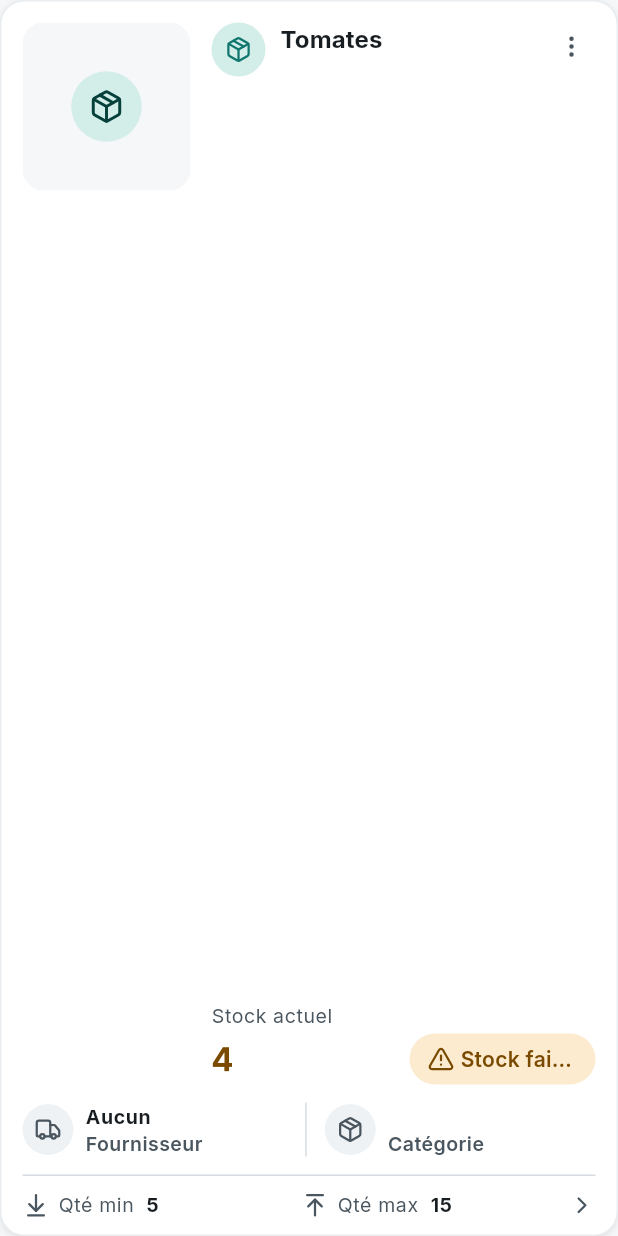
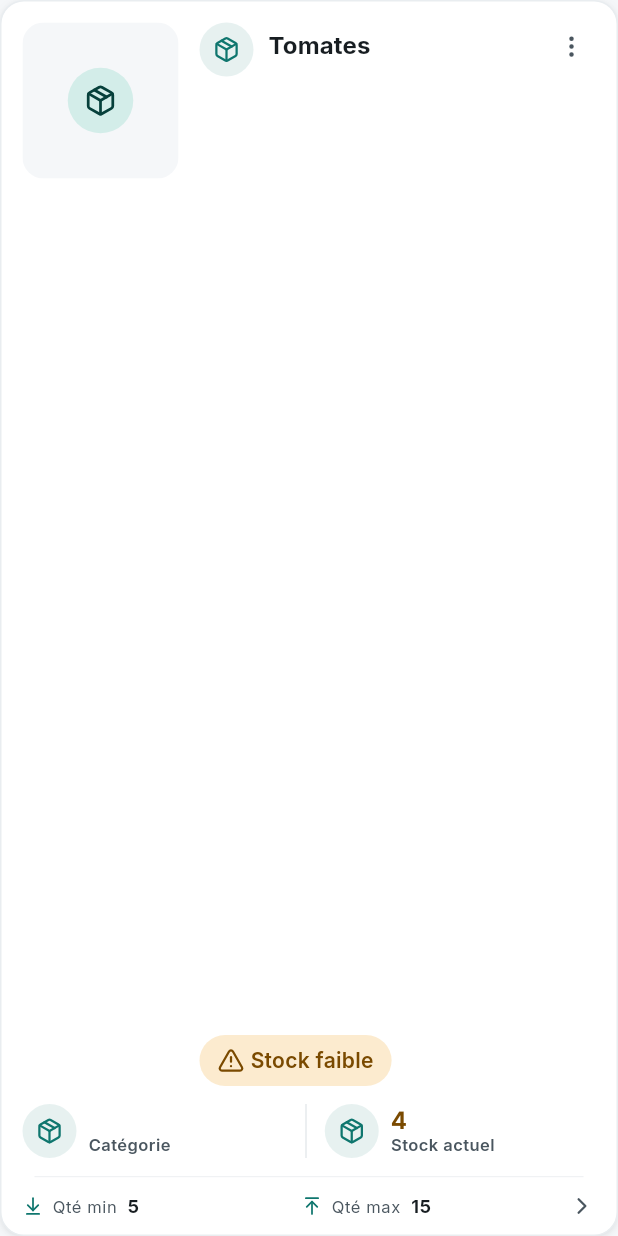
Before and after one commit to 2tay/restaurant_management, a Flutter app: the ItemCard widget shown alone on an empty page, opened directly with empty values, on a phone screen of 412 x 824 dp. Run offline on Flutter 3.47's test engine with Material 3 defaults, Android fonts, the phone set to English and light mode, and no system bars; our stand-ins replace clock, connectivity_plus, drift, drift_flutter, file_picker, firebase_core and 8 more; missing offline and left inert: mobile_scanner; accounts and stored records are empty; generated files the repository leaves out were written again; project files that could hold a hidden picture were left out.

Commit message:
Produits : carte révisée, tableau sans défilement horizontal, pas de bascule sur téléphone
- Carte : plus de fournisseur ; ligne Catégorie | Stock actuel ; nom en
  en-tête et statut en bas à droite de la photo ; icônes dans la pastille
  verte des KPI du personnel ; filet au-dessus de Qté min / Qté max plus fin,
  plus court et translucide ; libellés réduits.
- « Stock faible uniquement » : bord rouge en haut de chaque carte.
- Téléphone : plus de bascule grille / tableau, les cartes seulement.
- Tableau : plus de défilement horizontal (DataTableWrapper.scrollable),
  colonnes resserrées, réduit à la largeur si le contenu la dépasse.

Co-Authored-By: Claude Opus 5.5 <noreply@anthropic.com>

```diff
--- a/lib/features/inventory/presentation/pages/inventory_list_page.dart
+++ b/lib/features/inventory/presentation/pages/inventory_list_page.dart
@@ -324,12 +324,15 @@ class _ListPane extends ConsumerWidget {
                     storeHasItems: filter.hasActiveFilters,
                     onClearFilters: notifier.clear,
                   )
-                : viewMode == InventoryViewMode.grid
+                // No table on a phone: the toggle is gone there, and the
+                // cards are the one view.
+                : viewMode == InventoryViewMode.grid || context.isPhone
                 ? _CatalogueGrid(
                     rows: rows,
                     onTap: onTap,
                     selectedId: selectedId,
                     sort: filter.sort,
+                    lowStockOnly: filter.lowStockOnly,
                   )
                 : _ProductTable(
                     rows: rows,
@@ -506,14 +509,14 @@ class _ListControls extends StatelessWidget {
                 // view toggle beside it is two 48dp squares that cannot
                 // shrink, so the pill's label is the only thing left that can
                 // — and `FilterPill` ellipsizes once something bounds it.
+                // No grid / table toggle on a phone: the cards are the one
+                // view there.
                 Flexible(
                   child: _LowStockToggle(
                     active: filter.lowStockOnly,
                     onTap: notifier.toggleLowStockOnly,
                   ),
                 ),
-                const SizedBox(width: AppSpacing.sm),
-                _ViewModeToggle(mode: viewMode, onSelected: onViewMode),
               ],
             ),
           ],
@@ -663,11 +666,15 @@ class _CatalogueGrid extends StatefulWidget {
     required this.onTap,
     required this.selectedId,
     required this.sort,
+    this.lowStockOnly = false,
   });
 
   final List<ItemRowView> rows;
   final ValueChanged<String> onTap;
   final String? selectedId;
+
+  /// « Stock faible uniquement » is on: every card gets a red top edge.
+  final bool lowStockOnly;
 
   /// Whether the cards are in the order the screen chose or in one the user
   /// asked for.
@@ -697,6 +704,7 @@ class _CatalogueGridState extends State<_CatalogueGrid> {
         rows: widget.rows,
         onTap: widget.onTap,
         selectedId: widget.selectedId,
+        lowStockOnly: widget.lowStockOnly,
       );
     }
 
@@ -721,6 +729,7 @@ class _CatalogueGridState extends State<_CatalogueGrid> {
               rows: grouped[category]!,
               onTap: widget.onTap,
               selectedId: widget.selectedId,
+              lowStockOnly: widget.lowStockOnly,
             ),
           ],
         ],
@@ -811,11 +820,13 @@ class _ProductGrid extends StatelessWidget {
     required this.rows,
     required this.onTap,
     required this.selectedId,
+    this.lowStockOnly = false,
   });
 
   final List<ItemRowView> rows;
   final ValueChanged<String> onTap;
   final String? selectedId;
+  final bool lowStockOnly;
 
   @override
   Widget build(BuildContext context) {
@@ -849,6 +860,7 @@ class _ProductGrid extends StatelessWidget {
             return ItemCard(
               view: row,
               selected: selectedId == row.item.id,
+              alertEdge: lowStockOnly,
               onTap: () => onTap(row.item.id),
             );
           },
@@ -913,6 +925,10 @@ class _ProductTable extends StatelessWidget {
 
         return DataTableWrapper(
           minWidth: width,
+          // The secondary columns drop out as the width shrinks, so the
+          // table never needs to scroll sideways.
+          scrollable: false,
+          columnSpacing: AppSpacing.xl,
           sortColumnIndex: sortIndex,
           sortAscending: ascending,
           columns: [
@@ -981,9 +997,9 @@ class _ProductTable extends StatelessWidget {
       cells: [
         DataCell(
           ConstrainedBox(
-            // What the other columns leave, so a phone does not scroll.
+            // A long name ellipsizes rather than widening the table.
             constraints: BoxConstraints(
-              maxWidth: (width * 0.45).clamp(120.0, 320.0),
+              maxWidth: (width * 0.4).clamp(120.0, 240.0),
             ),
             child: Row(
               mainAxisSize: MainAxisSize.min,
--- a/lib/features/inventory/presentation/widgets/item_card.dart
+++ b/lib/features/inventory/presentation/widgets/item_card.dart
@@ -1,5 +1,4 @@
 import 'package:flutter/material.dart';
-import 'package:flutter_riverpod/flutter_riverpod.dart';
 import 'package:lucide_icons_flutter/lucide_icons.dart';
 
 import '../../../../app/navigation.dart';
@@ -9,7 +8,6 @@ import '../../../../core/theme/app_spacing.dart';
 import '../../../../core/theme/app_typography.dart';
 import '../../../../core/utils/formatters.dart';
 import '../../../../core/utils/stock_status.dart';
-import '../../../../data/providers.dart';
 import '../../../../data/view_models/view_models.dart';
 import '../../../../l10n/app_localizations.dart';
 import '../../../../models/models.dart';
@@ -19,10 +17,10 @@ import 'product_wizard_dialog.dart';
 /// The height of a product card, before the user's type size.
 ///
 /// Stated rather than derived, and the grid uses it as each tile's height —
-/// see [ItemCard]. It covers the top row (the photo beside the name, the
-/// category and « Stock actuel »), the supplier / category row, and the
-/// Qté min / Qté max footer.
-const double itemCardHeight = 236;
+/// see [ItemCard]. It covers the top row (the photo beside the name and the
+/// status), the category / « Stock actuel » row, and the Qté min / Qté max
+/// footer.
+const double itemCardHeight = 220;
 
 /// [itemCardHeight] grown for the user's current type size.
 ///
@@ -36,53 +34,75 @@ double itemCardHeightFor(BuildContext context) {
 
 /// The photo's largest side: the top row is usually shorter, and then the
 /// photo is as tall as the row.
-const double _photoMaxSide = 112;
+const double _photoMaxSide = 104;
+
+/// The red edge across the top of a card while « Stock faible uniquement »
+/// is on.
+const double _alertEdgeHeight = 3;
+
+/// The captions under a value, and the footer's labels: a step under
+/// `bodySmall`, so the figures carry the card.
+const double _captionSize = 11;
 
 /// One product in the catalogue grid, laid out like the mock-up:
 ///
-/// - **Top:** the photo on the left; on the right the category's round icon,
-///   the name and the category, the ⋮ menu, then « Stock actuel » over the
-///   quantity — in the colour of its status, legible from a step back — with
-///   the status pill beside it.
-/// - **Middle:** the default supplier and the category, each beside a round
-///   icon, split by a hairline.
+/// - **Top:** the photo on the left; on the right the category's icon, the
+///   name and the ⋮ menu, with the status pill at the bottom.
+/// - **Middle:** the category and « Stock actuel » — the quantity in the
+///   colour of its status, legible from a step back — each beside an icon,
+///   split by a hairline.
 /// - **Footer:** the minimum and the maximum quantity, and a chevron that says
 ///   the card opens.
+///
+/// The icons sit in the round green wash of the personnel pages' KPI tiles
+/// ([StatTile]).
+///
+/// [alertEdge] draws a red edge across the top — the catalogue sets it while
+/// « Stock faible uniquement » is on.
 ///
 /// **Nothing here sizes itself.** The grid hands every tile
 /// [itemCardHeightFor]; the top row takes what the fixed middle and footer
 /// leave, and the photo is as tall as that row (at most [_photoMaxSide]).
-class ItemCard extends ConsumerWidget {
+class ItemCard extends StatelessWidget {
   const ItemCard({
     required this.view,
     required this.onTap,
     this.selected = false,
+    this.alertEdge = false,
     super.key,
   });
 
   final ItemRowView view;
   final VoidCallback onTap;
   final bool selected;
+  final bool alertEdge;
 
   @override
-  Widget build(BuildContext context, WidgetRef ref) {
+  Widget build(BuildContext context) {
     final l10n = AppLocalizations.of(context);
     final item = view.item;
     final status = stockStatusOf(item);
     final categoryIcon = categoryIconFor(view.categoryName);
-
-    String? supplierName;
-    final suppliers = ref.watch(suppliersProvider(item.storeId)).value;
-    for (final s in suppliers ?? const <Supplier>[]) {
-      if (s.id == item.defaultSupplierId) supplierName = s.name;
-    }
+    final theme = Theme.of(context);
 
     return AppCard(
       onTap: onTap,
       selected: selected,
-      padding: const EdgeInsets.fromLTRB(
+      padding: EdgeInsets.zero,
+      child: Column(
+        crossAxisAlignment: CrossAxisAlignment.stretch,
+        children: [
+          if (alertEdge)
+            const SizedBox(
+              key: ValueKey('item-card-alert-edge'),
+              height: _alertEdgeHeight,
+              child: ColoredBox(color: AppColors.error),
+            ),
+          Expanded(
+            child: Padding(
+              padding: EdgeInsets.fromLTRB(
                 AppSpacing.md + 2,
-        AppSpacing.md + 2,
+                AppSpacing.md + 2 - (alertEdge ? _alertEdgeHeight : 0),
                 AppSpacing.md + 2,
                 AppSpacing.sm + 2,
               ),
@@ -98,27 +118,74 @@ class ItemCard extends ConsumerWidget {
                     ),
                   ),
                   const SizedBox(height: AppSpacing.md),
-          _FactsRow(
-            facts: [
-              (
-                LucideIcons.truck,
-                supplierName ?? l10n.itemDefaultSupplierNone,
-                l10n.inventoryFilterSupplier,
+                  IntrinsicHeight(
+                    child: Row(
+                      crossAxisAlignment: CrossAxisAlignment.stretch,
+                      children: [
+                        Expanded(
+                          child: _Fact(
+                            icon: categoryIcon,
+                            caption: l10n.inventoryFilterCategory,
+                            value: Text(
+                              view.categoryName,
+                              style: theme.textTheme.bodySmall?.copyWith(
+                                color: AppColors.textPrimary,
+                                fontWeight: FontWeight.w700,
                               ),
-              (categoryIcon, view.categoryName, l10n.inventoryFilterCategory),
+                              maxLines: 1,
+                              overflow: TextOverflow.ellipsis,
+                            ),
+                          ),
+                        ),
+                        const SizedBox(width: AppSpacing.sm),
+                        VerticalDivider(
+                          width: 1,
+                          thickness: 1,
+                          color: AppColors.border.withValues(alpha: 0.6),
+                        ),
+                        const SizedBox(width: AppSpacing.md),
+                        Expanded(
+                          child: _Fact(
+                            icon: LucideIcons.package,
+                            caption: l10n.inventoryStockCurrent,
+                            value: ItemStockQuantity(
+                              view: view,
+                              status: status,
+                              style: AppTypography.numeric.copyWith(
+                                fontSize: 16,
+                                height: 1.2,
+                                fontWeight: FontWeight.w800,
+                              ),
+                            ),
+                          ),
+                        ),
                       ],
                     ),
+                  ),
                   const SizedBox(height: AppSpacing.md),
-          const Divider(height: 1, thickness: 1, color: AppColors.border),
+                  // A light rule, a little short of the card's edges, rather
+                  // than a full-width line.
+                  Divider(
+                    height: 1,
+                    thickness: 0.5,
+                    indent: AppSpacing.sm,
+                    endIndent: AppSpacing.sm,
+                    color: AppColors.border.withValues(alpha: 0.6),
+                  ),
                   const SizedBox(height: AppSpacing.sm + 2),
                   _LimitsFooter(view: view),
+                ],
+              ),
+            ),
+          ),
         ],
       ),
     );
   }
 }
 
-/// The photo, then who the product is and how much of it is left.
+/// The photo, then the name with its icon and menu, and the status at the
+/// bottom.
 class _TopRow extends StatelessWidget {
   const _TopRow({
     required this.view,
@@ -135,7 +202,6 @@ class _TopRow extends StatelessWidget {
   @override
   Widget build(BuildContext context) {
     final theme = Theme.of(context);
-    final l10n = AppLocalizations.of(context);
 
     return LayoutBuilder(
       builder: (context, constraints) {
@@ -149,64 +215,28 @@ class _TopRow extends StatelessWidget {
             Row(
               crossAxisAlignment: CrossAxisAlignment.start,
               children: [
-                _RoundIcon(icon: categoryIcon, size: 36, tinted: true),
+                _KpiIcon(icon: categoryIcon),
                 const SizedBox(width: AppSpacing.sm + 2),
                 Expanded(
-                  child: Column(
-                    crossAxisAlignment: CrossAxisAlignment.start,
-                    mainAxisSize: MainAxisSize.min,
-                    children: [
-                      Text(
+                  child: Padding(
+                    padding: const EdgeInsets.only(top: AppSpacing.xs),
+                    child: Text(
                       Formatters.capitalized(view.item.name),
                       style: theme.textTheme.titleSmall?.copyWith(
                         fontSize: 16,
                         fontWeight: FontWeight.w700,
                         color: AppColors.textPrimary,
                       ),
-                        maxLines: 1,
+                      maxLines: 2,
                       overflow: TextOverflow.ellipsis,
                     ),
-                      Text(
-                        view.categoryName,
-                        style: theme.textTheme.bodySmall?.copyWith(
-                          color: AppColors.textSecondary,
-                        ),
-                        maxLines: 1,
-                        overflow: TextOverflow.ellipsis,
-                      ),
-                    ],
                   ),
                 ),
                 _CardMenu(view: view, onOpen: onOpen),
               ],
             ),
             const Spacer(),
-            Text(
-              l10n.inventoryStockCurrent,
-              style: theme.textTheme.bodySmall?.copyWith(
-                color: AppColors.textSecondary,
-              ),
-              maxLines: 1,
-              overflow: TextOverflow.ellipsis,
-            ),
-            const SizedBox(height: AppSpacing.xxs),
-            Row(
-              children: [
-                Expanded(
-                  child: ItemStockQuantity(
-                    view: view,
-                    status: status,
-                    style: AppTypography.numeric.copyWith(
-                      fontSize: 22,
-                      height: 1.2,
-                      fontWeight: FontWeight.w800,
-                    ),
-                  ),
-                ),
-                const SizedBox(width: AppSpacing.sm),
-                Flexible(child: StockStatusBadge(status: status)),
-              ],
-            ),
+            StockStatusBadge(status: status),
           ],
         );
 
@@ -229,39 +259,34 @@ class _TopRow extends StatelessWidget {
   }
 }
 
-/// Two facts side by side — a round icon, the value in bold, its caption
-/// under it — split by a hairline.
-class _FactsRow extends StatelessWidget {
-  const _FactsRow({required this.facts});
+/// One fact of the middle row: the icon, the value, its caption under it.
+class _Fact extends StatelessWidget {
+  const _Fact({
+    required this.icon,
+    required this.caption,
+    required this.value,
+  });
 
-  /// Icon, value, caption.
-  final List<(IconData, String, String)> facts;
+  final IconData icon;
+  final String caption;
+  final Widget value;
 
   @override
   Widget build(BuildContext context) {
-    final theme = Theme.of(context);
-
-    Widget fact((IconData, String, String) f) => Row(
+    return Row(
       children: [
-        _RoundIcon(icon: f.$1, size: 34),
+        _KpiIcon(icon: icon),
         const SizedBox(width: AppSpacing.sm),
         Expanded(
           child: Column(
             crossAxisAlignment: CrossAxisAlignment.start,
             mainAxisSize: MainAxisSize.min,
             children: [
+              value,
               Text(
-                f.$2,
-                style: theme.textTheme.bodySmall?.copyWith(
-                  color: AppColors.textPrimary,
-                  fontWeight: FontWeight.w700,
-                ),
-                maxLines: 1,
-                overflow: TextOverflow.ellipsis,
-              ),
-              Text(
-                f.$3,
-                style: theme.textTheme.labelSmall?.copyWith(
+                caption,
+                style: Theme.of(context).textTheme.labelSmall?.copyWith(
+                  fontSize: _captionSize,
                   color: AppColors.textSecondary,
                 ),
                 maxLines: 1,
@@ -271,26 +296,6 @@ class _FactsRow extends StatelessWidget {
           ),
         ),
       ],
-    );
-
-    return IntrinsicHeight(
-      child: Row(
-        crossAxisAlignment: CrossAxisAlignment.stretch,
-        children: [
-          for (final (i, f) in facts.indexed) ...[
-            if (i > 0) ...[
-              const SizedBox(width: AppSpacing.sm),
-              const VerticalDivider(
-                width: 1,
-                thickness: 1,
-                color: AppColors.border,
-              ),
-              const SizedBox(width: AppSpacing.md),
-            ],
-            Expanded(child: fact(f)),
-          ],
-        ],
-      ),
     );
   }
 }
@@ -309,19 +314,21 @@ class _LimitsFooter extends StatelessWidget {
 
     Widget limit(IconData icon, String label, double value) => Row(
       children: [
-        Icon(icon, size: AppSizing.iconSm, color: AppColors.textSecondary),
+        Icon(icon, size: 14, color: AppColors.primary600),
         const SizedBox(width: AppSpacing.xs + 2),
         Flexible(
           child: Text.rich(
             TextSpan(
               text: '$label  ',
               style: theme.textTheme.bodySmall?.copyWith(
+                fontSize: _captionSize,
                 color: AppColors.textSecondary,
               ),
               children: [
                 TextSpan(
                   text: Formatters.quantityWithUnit(value, unit),
                   style: theme.textTheme.bodySmall?.copyWith(
+                    fontSize: _captionSize + 1,
                     color: AppColors.textPrimary,
                     fontWeight: FontWeight.w700,
                   ),
@@ -362,33 +369,26 @@ class _LimitsFooter extends StatelessWidget {
   }
 }
 
-/// An icon in a round seat — green-tinted for the category beside the name,
-/// as in the mock-up, grey elsewhere.
-class _RoundIcon extends StatelessWidget {
-  const _RoundIcon({
-    required this.icon,
-    required this.size,
-    this.tinted = false,
-  });
+/// An icon in the KPI tiles' round seat: a translucent wash of the brand
+/// green, the icon in the green itself — as [StatTile] draws it.
+class _KpiIcon extends StatelessWidget {
+  const _KpiIcon({required this.icon});
 
   final IconData icon;
-  final double size;
-  final bool tinted;
+
+  /// A touch under [AppSizing.statTileMedallion]: a card carries three.
+  static const double _size = 36;
 
   @override
   Widget build(BuildContext context) {
     return Container(
-      width: size,
-      height: size,
+      width: _size,
+      height: _size,
       decoration: BoxDecoration(
-        color: tinted ? AppColors.primaryContainer : AppColors.surfaceVariant,
+        color: AppColors.primary600.withValues(alpha: 0.10),
         shape: BoxShape.circle,
       ),
-      child: Icon(
-        icon,
-        size: AppSizing.iconSm,
-        color: tinted ? AppColors.primary600 : AppColors.textSecondary,
-      ),
+      child: Icon(icon, size: AppSizing.iconSm, color: AppColors.primary600),
     );
   }
 }
--- a/lib/shared/widgets/data_table_wrapper.dart
+++ b/lib/shared/widgets/data_table_wrapper.dart
@@ -17,6 +17,8 @@ class DataTableWrapper extends StatefulWidget {
     this.sortColumnIndex,
     this.sortAscending = true,
     this.tableKey,
+    this.scrollable = true,
+    this.columnSpacing,
     super.key,
   });
 
@@ -32,6 +34,14 @@ class DataTableWrapper extends StatefulWidget {
   /// Set on the [DataTable] itself, for a caller that measures the width
   /// the table's content needs ([RenderBox.getMaxIntrinsicWidth]).
   final Key? tableKey;
+
+  /// False keeps the table to the width it is given — no sideways scroll.
+  /// For a table that drops its secondary columns as the width shrinks
+  /// rather than overflowing (the product list).
+  final bool scrollable;
+
+  /// The gap between columns; null keeps [DataTable]'s 56.
+  final double? columnSpacing;
 
   @override
   State<DataTableWrapper> createState() => _DataTableWrapperState();
@@ -90,7 +100,7 @@ class _DataTableWrapperState extends State<DataTableWrapper> {
           // its content, and content can exceed the pane at any width — French
           // product names are long and the pricing table has four columns — so
           // "only scroll when narrow" is not a safe assumption.
-          final floor = constraints.maxWidth < minWidth
+          final floor = widget.scrollable && constraints.maxWidth < minWidth
               ? minWidth
               : constraints.maxWidth;
 
@@ -111,6 +121,7 @@ class _DataTableWrapperState extends State<DataTableWrapper> {
                     AppColors.tableHeader,
                   ),
                   dividerThickness: _rule,
+                  columnSpacing: widget.columnSpacing,
                   showCheckboxColumn: false,
                 ),
                 // No rule under the heading: DataTable draws it as the first
@@ -132,6 +143,17 @@ class _DataTableWrapperState extends State<DataTableWrapper> {
               ],
             ),
           );
+
+          // No sideways scroll: the table fills the width, and in the rare
+          // case its content is wider still (a very large type size), it is
+          // scaled down to fit rather than clipped or scrolled.
+          if (!widget.scrollable) {
+            return FittedBox(
+              fit: BoxFit.scaleDown,
+              alignment: Alignment.topLeft,
+              child: table,
+            );
+          }
 
           // A visible scrollbar rather than the platform default, which on
           // desktop only fades in once the pointer moves. A table that scrolls
```
Also changed, not shown: 2 other files. Lines whose indentation alone changed are shown as unchanged.
